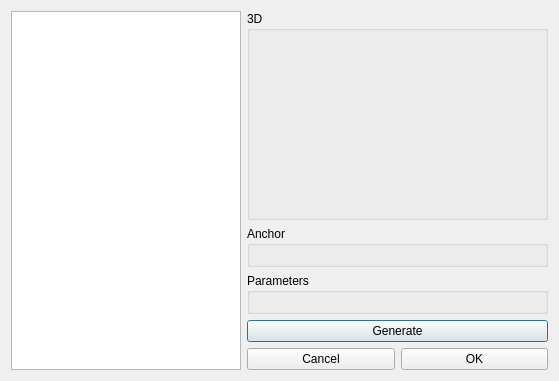
First picture: the form in gui/ComponentWizard.ui, repository RhobanProject/MetabotStudio, before the edit.
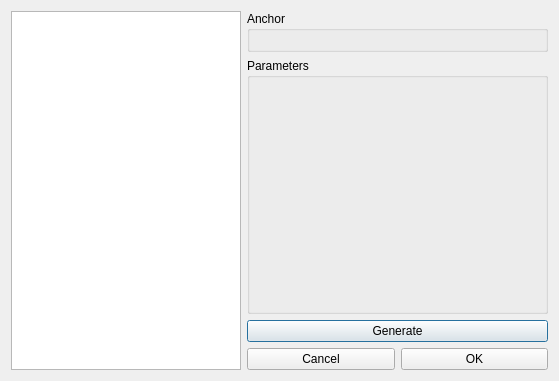
Second picture: the form after the edit.

```diff
--- a/gui/ComponentWizard.ui
+++ b/gui/ComponentWizard.ui
@@ -44,24 +44,6 @@
    </item>
    <item>
     <layout class="QVBoxLayout" name="verticalLayout">
-     <item>
-      <widget class="QGroupBox" name="groupBox">
-       <property name="sizePolicy">
-        <sizepolicy hsizetype="Expanding" vsizetype="Expanding">
-         <horstretch>0</horstretch>
-         <verstretch>1</verstretch>
-        </sizepolicy>
-       </property>
-       <property name="title">
-        <string>3D</string>
-       </property>
-       <layout class="QHBoxLayout" name="horizontalLayout_2">
-        <item>
-         <layout class="QVBoxLayout" name="zone"/>
-        </item>
-       </layout>
-      </widget>
-     </item>
      <item>
       <widget class="QGroupBox" name="anchor">
        <property name="sizePolicy">
```
